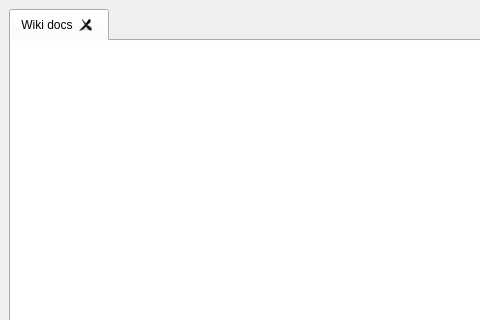
The window that qtgui/frames/wiki_doc_widget.ui (PinguinoIDE/pinguino-ide) describes before a commit, drawn with Qt 5; both pictures show x 0 to 480 and y 0 to 320 of the 817 by 454 pixel window.
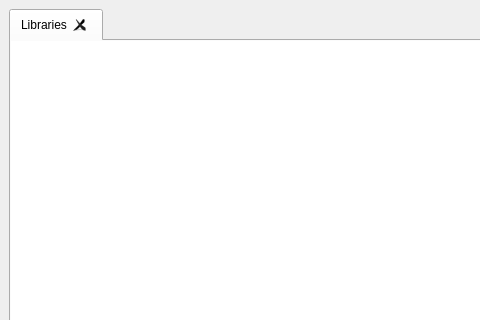
The same window after the commit.

Patch:
```diff
--- a/qtgui/frames/wiki_doc_widget.ui
+++ b/qtgui/frames/wiki_doc_widget.ui
@@ -25,7 +25,7 @@
       </property>
       <widget class="QWidget" name="tab">
        <attribute name="title">
-        <string>Wiki docs</string>
+        <string>Libraries</string>
        </attribute>
        <layout class="QGridLayout" name="gridLayout">
         <property name="leftMargin">
```
Left out of the diff: 2 changed lines with no effect on the pictures.
